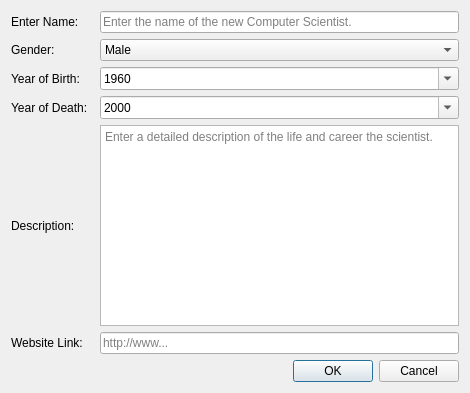
First picture: the form in UI/addnewscientist.ui, repository JonOrnBrynjarsson/vN1w3H51, before the edit.
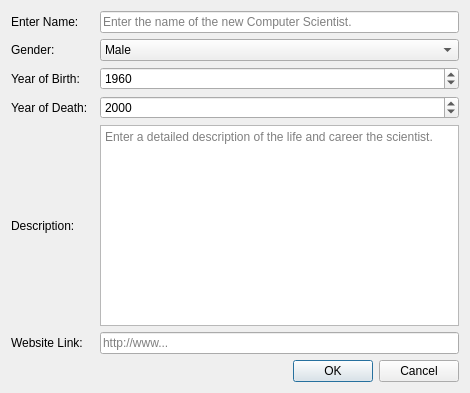
Second picture: the form after the edit.

The edit to the form file:
```diff
--- a/UI/addnewscientist.ui
+++ b/UI/addnewscientist.ui
@@ -151,7 +151,7 @@
       <string>yyyy</string>
      </property>
      <property name="calendarPopup">
-      <bool>true</bool>
+      <bool>false</bool>
      </property>
      <property name="date">
       <date>
@@ -171,7 +171,7 @@
       <string>yyyy</string>
      </property>
      <property name="calendarPopup">
-      <bool>true</bool>
+      <bool>false</bool>
      </property>
     </widget>
    </item>
```
